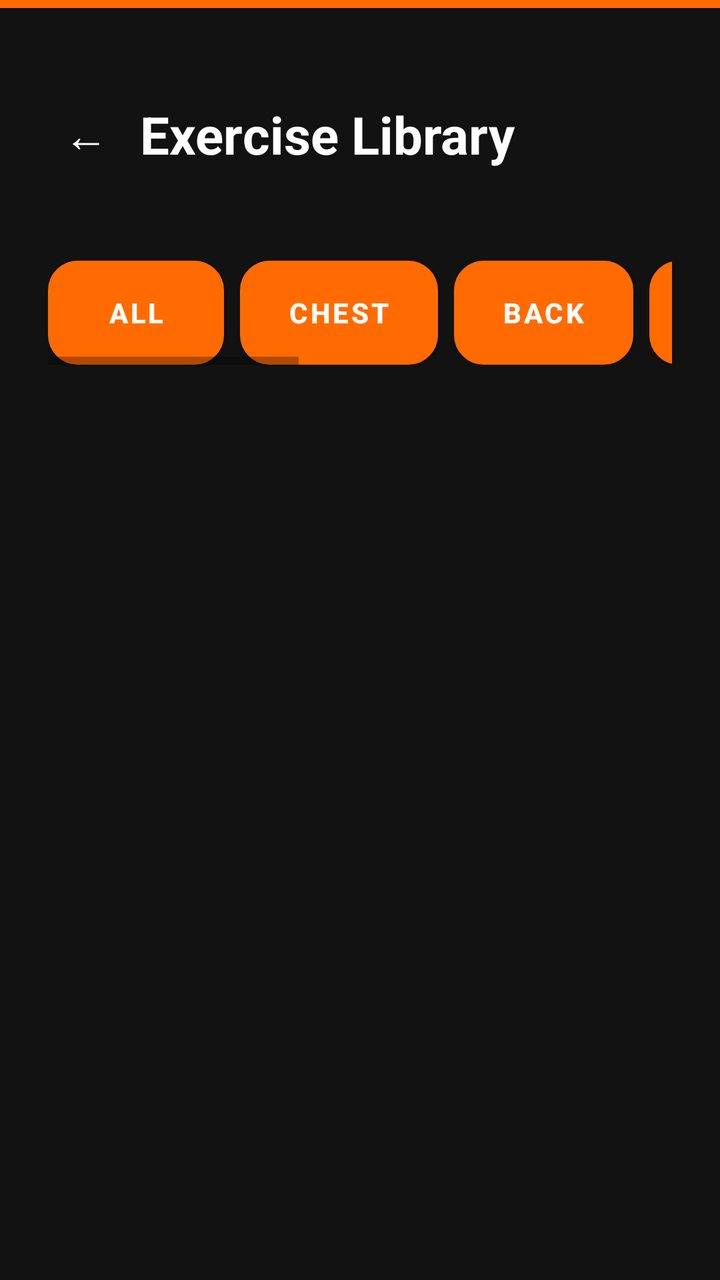
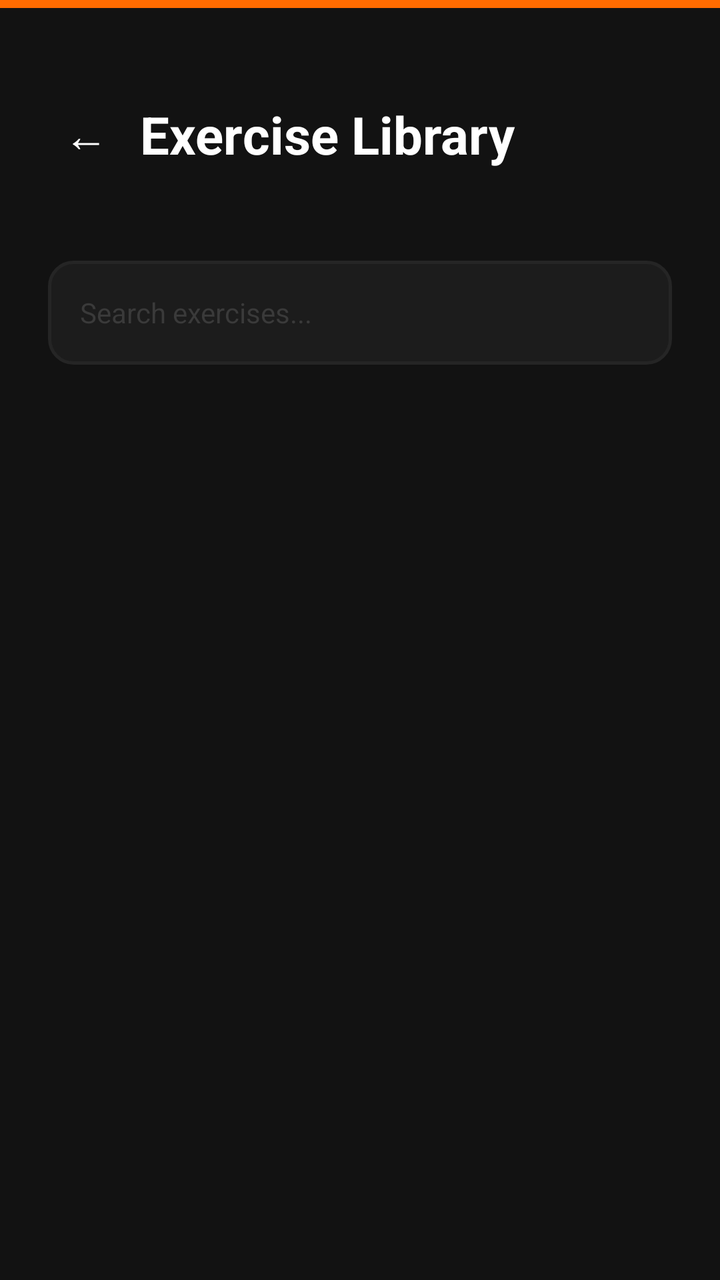

Compare the two renders of this Android layout. The source of the first and the diff that turns it into the second are given below.
<!-- AndroidManifest.xml: application theme Theme.ArcadeFitness -->
<!-- res/layout/activity_exercise_library.xml -->
<?xml version="1.0" encoding="utf-8"?>
<LinearLayout xmlns:android="http://schemas.android.com/apk/res/android"
    android:layout_width="match_parent"
    android:layout_height="match_parent"
    android:background="@color/bg_primary"
    android:orientation="vertical">

    <View
        android:layout_width="match_parent"
        android:layout_height="@dimen/top_bar_height"
        android:background="@color/orange_primary" />

    <LinearLayout
        android:layout_width="match_parent"
        android:layout_height="wrap_content"
        android:orientation="horizontal"
        android:gravity="center_vertical"
        android:padding="@dimen/screen_padding_h"
        android:layout_marginTop="@dimen/space_md">

        <TextView
            android:id="@+id/btnBack"
            android:layout_width="wrap_content"
            android:layout_height="wrap_content"
            android:text="←"
            android:textSize="22sp"
            android:textColor="@color/text_primary"
            android:padding="@dimen/space_sm" />

        <TextView
            android:layout_width="0dp"
            android:layout_height="wrap_content"
            android:layout_weight="1"
            android:text="Exercise Library"
            style="@style/Text.Hero"
            android:layout_marginStart="@dimen/space_sm" />
    </LinearLayout>

    <HorizontalScrollView
        android:layout_width="match_parent"
        android:layout_height="wrap_content"
        android:layout_marginTop="@dimen/space_md"
        android:paddingHorizontal="@dimen/screen_padding_h"
        android:overScrollMode="never">

        <LinearLayout
            android:id="@+id/layoutFilters"
            android:layout_width="wrap_content"
            android:layout_height="wrap_content"
            android:orientation="horizontal">

            <Button android:id="@+id/btnFilterAll" style="@style/Button.Secondary" android:layout_width="wrap_content" android:layout_height="wrap_content" android:text="All" android:layout_marginEnd="@dimen/space_sm" />
            <Button android:id="@+id/btnFilterChest" style="@style/Button.Secondary" android:layout_width="wrap_content" android:layout_height="wrap_content" android:text="Chest" android:layout_marginEnd="@dimen/space_sm" />
            <Button android:id="@+id/btnFilterBack" style="@style/Button.Secondary" android:layout_width="wrap_content" android:layout_height="wrap_content" android:text="Back" android:layout_marginEnd="@dimen/space_sm" />
            <Button android:id="@+id/btnFilterShoulders" style="@style/Button.Secondary" android:layout_width="wrap_content" android:layout_height="wrap_content" android:text="Shoulders" android:layout_marginEnd="@dimen/space_sm" />
            <Button android:id="@+id/btnFilterLegs" style="@style/Button.Secondary" android:layout_width="wrap_content" android:layout_height="wrap_content" android:text="Legs" android:layout_marginEnd="@dimen/space_sm" />
            <Button android:id="@+id/btnFilterArms" style="@style/Button.Secondary" android:layout_width="wrap_content" android:layout_height="wrap_content" android:text="Arms" android:layout_marginEnd="@dimen/space_sm" />
            <Button android:id="@+id/btnFilterCore" style="@style/Button.Secondary" android:layout_width="wrap_content" android:layout_height="wrap_content" android:text="Core" android:layout_marginEnd="@dimen/space_sm" />
            <Button android:id="@+id/btnFilterFullBody" style="@style/Button.Secondary" android:layout_width="wrap_content" android:layout_height="wrap_content" android:text="Full Body" />
        </LinearLayout>
    </HorizontalScrollView>

    <FrameLayout
        android:layout_width="match_parent"
        android:layout_height="0dp"
        android:layout_weight="1"
        android:layout_marginTop="@dimen/space_md">

        <androidx.recyclerview.widget.RecyclerView
            android:id="@+id/rvExercises"
            android:layout_width="match_parent"
            android:layout_height="match_parent"
            android:paddingHorizontal="@dimen/screen_padding_h"
            android:clipToPadding="false"
            android:overScrollMode="never" />

        <LinearLayout
            android:id="@+id/layoutEmpty"
            android:layout_width="match_parent"
            android:layout_height="match_parent"
            android:gravity="center"
            android:orientation="vertical"
            android:visibility="gone"
            android:padding="@dimen/space_xl">

            <TextView
                android:layout_width="80dp"
                android:layout_height="80dp"
                android:gravity="center"
                android:text="💪"
                android:textSize="40sp"
                android:background="@drawable/bg_logo_tile" />

            <TextView
                android:layout_width="wrap_content"
                android:layout_height="wrap_content"
                android:text="No exercises found"
                android:textSize="15sp"
                android:textColor="@color/text_muted"
                android:gravity="center"
                android:layout_marginTop="@dimen/space_lg" />
        </LinearLayout>
    </FrameLayout>

</LinearLayout>
<!-- resources referenced by this layout -->
<resources>
  <color name="bg_primary">#121212</color>
  <color name="orange_primary">#FF6B00</color>
  <color name="text_muted">#555555</color>
  <color name="text_primary">#FFFFFF</color>
  <dimen name="screen_padding_h">24dp</dimen>
  <dimen name="space_lg">24dp</dimen>
  <dimen name="space_md">16dp</dimen>
  <dimen name="space_sm">8dp</dimen>
  <dimen name="space_xl">32dp</dimen>
  <dimen name="top_bar_height">4dp</dimen>
  <!-- drawable bg_logo_tile (drawable) -->
  <?xml version="1.0" encoding="utf-8"?>
  <shape xmlns:android="http://schemas.android.com/apk/res/android"
      android:shape="rectangle">
      <solid android:color="@color/orange_primary" />
      <corners android:radius="@dimen/radius_logo" />
  </shape>
  <style name="Button.Secondary">
          <item name="android:background">@drawable/bg_button_secondary</item>
          <item name="android:textColor">@color/text_primary</item>
          <item name="android:textSize">@dimen/text_md</item>
          <item name="android:textStyle">bold</item>
          <item name="android:gravity">center</item>
          <item name="android:minHeight">@dimen/button_height</item>
          <item name="android:paddingStart">24dp</item>
          <item name="android:paddingEnd">24dp</item>
      </style>
  <style name="Text.Hero">
          <item name="android:textSize">@dimen/text_hero</item>
          <item name="android:textStyle">bold</item>
          <item name="android:textColor">@color/text_primary</item>
          <item name="android:lineSpacingMultiplier">1.2</item>
      </style>
  <style name="Theme.ArcadeFitness" parent="Theme.MaterialComponents.DayNight.NoActionBar">
          <item name="colorPrimary">@color/orange_primary</item>
          <item name="colorPrimaryVariant">@color/orange_dark</item>
          <item name="colorOnPrimary">@color/white</item>
          <item name="colorSecondary">@color/orange_light</item>
          <item name="colorOnSecondary">@color/white</item>
          <item name="android:windowBackground">@color/bg_primary</item>
          <item name="android:statusBarColor">@color/status_bar</item>
          <item name="android:navigationBarColor">@color/nav_bar</item>
          <item name="android:windowLightStatusBar">false</item>
          <item name="android:textColor">@color/text_primary</item>
      </style>
  <dimen name="radius_logo">22dp</dimen>
  <!-- drawable bg_button_secondary (drawable) -->
  <?xml version="1.0" encoding="utf-8"?>
  <selector xmlns:android="http://schemas.android.com/apk/res/android">
      <item android:state_pressed="true">
          <shape android:shape="rectangle">
              <solid android:color="@color/bg_elevated" />
              <stroke android:width="1.5dp" android:color="@color/border_active" />
              <corners android:radius="@dimen/radius_button" />
          </shape>
      </item>
      <item>
          <shape android:shape="rectangle">
              <solid android:color="@color/bg_card" />
              <stroke android:width="1.5dp" android:color="@color/border_default" />
              <corners android:radius="@dimen/radius_button" />
          </shape>
      </item>
  </selector>
  <dimen name="text_md">14sp</dimen>
  <dimen name="button_height">52dp</dimen>
  <dimen name="text_hero">26sp</dimen>
  <color name="orange_dark">#CC5500</color>
  <color name="white">#FFFFFF</color>
  <color name="orange_light">#FF8C33</color>
  <color name="status_bar">#121212</color>
  <color name="nav_bar">#161616</color>
  <color name="bg_elevated">#252525</color>
  <color name="border_active">#FF6B00</color>
  <dimen name="radius_button">14dp</dimen>
  <color name="bg_card">#1A1A1A</color>
  <color name="border_default">#252525</color>
</resources>

<!-- the commit's change to res/layout/activity_exercise_library.xml (unified diff, before → after) -->
@@ -1,105 +1,24 @@
-<?xml version="1.0" encoding="utf-8"?>
-<LinearLayout xmlns:android="http://schemas.android.com/apk/res/android"
-    android:layout_width="match_parent"
-    android:layout_height="match_parent"
-    android:background="@color/bg_primary"
-    android:orientation="vertical">
-
-    <View
-        android:layout_width="match_parent"
-        android:layout_height="@dimen/top_bar_height"
-        android:background="@color/orange_primary" />
-
-    <LinearLayout
-        android:layout_width="match_parent"
-        android:layout_height="wrap_content"
-        android:orientation="horizontal"
-        android:gravity="center_vertical"
-        android:padding="@dimen/screen_padding_h"
-        android:layout_marginTop="@dimen/space_md">
-
-        <TextView
-            android:id="@+id/btnBack"
-            android:layout_width="wrap_content"
-            android:layout_height="wrap_content"
-            android:text="←"
-            android:textSize="22sp"
-            android:textColor="@color/text_primary"
-            android:padding="@dimen/space_sm" />
-
-        <TextView
-            android:layout_width="0dp"
-            android:layout_height="wrap_content"
-            android:layout_weight="1"
-            android:text="Exercise Library"
-            style="@style/Text.Hero"
-            android:layout_marginStart="@dimen/space_sm" />
+<LinearLayout xmlns:android="http://schemas.android.com/apk/res/android" android:layout_width="match_parent" android:layout_height="match_parent" android:background="@color/bg_primary" android:orientation="vertical">
+    <View android:layout_width="match_parent" android:layout_height="@dimen/top_bar_height" android:background="@color/orange_primary"/>
+    
+    <LinearLayout android:layout_width="match_parent" android:layout_height="wrap_content" android:orientation="horizontal" android:gravity="center_vertical" android:padding="@dimen/screen_padding_h" android:layout_marginTop="@dimen/space_md">
+        <TextView android:id="@+id/btnBack" android:layout_width="wrap_content" android:layout_height="wrap_content" android:text="←" android:textSize="22sp" android:textColor="@color/text_primary" android:padding="@dimen/space_sm"/>
+        <TextView android:layout_width="0dp" android:layout_height="wrap_content" android:layout_weight="1" android:text="Exercise Library" style="@style/Text.Hero" android:layout_marginStart="@dimen/space_sm"/>
     </LinearLayout>
-
-    <HorizontalScrollView
-        android:layout_width="match_parent"
-        android:layout_height="wrap_content"
-        android:layout_marginTop="@dimen/space_md"
-        android:paddingHorizontal="@dimen/screen_padding_h"
-        android:overScrollMode="never">
-
-        <LinearLayout
-            android:id="@+id/layoutFilters"
-            android:layout_width="wrap_content"
-            android:layout_height="wrap_content"
-            android:orientation="horizontal">
-
-            <Button android:id="@+id/btnFilterAll" style="@style/Button.Secondary" android:layout_width="wrap_content" android:layout_height="wrap_content" android:text="All" android:layout_marginEnd="@dimen/space_sm" />
-            <Button android:id="@+id/btnFilterChest" style="@style/Button.Secondary" android:layout_width="wrap_content" android:layout_height="wrap_content" android:text="Chest" android:layout_marginEnd="@dimen/space_sm" />
-            <Button android:id="@+id/btnFilterBack" style="@style/Button.Secondary" android:layout_width="wrap_content" android:layout_height="wrap_content" android:text="Back" android:layout_marginEnd="@dimen/space_sm" />
-            <Button android:id="@+id/btnFilterShoulders" style="@style/Button.Secondary" android:layout_width="wrap_content" android:layout_height="wrap_content" android:text="Shoulders" android:layout_marginEnd="@dimen/space_sm" />
-            <Button android:id="@+id/btnFilterLegs" style="@style/Button.Secondary" android:layout_width="wrap_content" android:layout_height="wrap_content" android:text="Legs" android:layout_marginEnd="@dimen/space_sm" />
-            <Button android:id="@+id/btnFilterArms" style="@style/Button.Secondary" android:layout_width="wrap_content" android:layout_height="wrap_content" android:text="Arms" android:layout_marginEnd="@dimen/space_sm" />
-            <Button android:id="@+id/btnFilterCore" style="@style/Button.Secondary" android:layout_width="wrap_content" android:layout_height="wrap_content" android:text="Core" android:layout_marginEnd="@dimen/space_sm" />
-            <Button android:id="@+id/btnFilterFullBody" style="@style/Button.Secondary" android:layout_width="wrap_content" android:layout_height="wrap_content" android:text="Full Body" />
-        </LinearLayout>
+    
+    <FrameLayout android:layout_width="match_parent" android:layout_height="wrap_content" android:layout_marginHorizontal="@dimen/screen_padding_h" android:layout_marginTop="@dimen/space_md" android:layout_marginBottom="@dimen/space_sm">
+        <EditText android:id="@+id/etSearch" style="@style/Input.Dark" android:layout_width="match_parent" android:layout_height="wrap_content" android:hint="Search exercises..." android:maxLines="1" android:imeOptions="actionSearch"/>
+    </FrameLayout>
+    
+    <HorizontalScrollView android:layout_width="match_parent" android:layout_height="wrap_content" android:layout_marginBottom="@dimen/space_sm" android:paddingHorizontal="@dimen/screen_padding_h" android:overScrollMode="never">
+        <LinearLayout android:id="@+id/layoutFilters" android:layout_width="wrap_content" android:layout_height="wrap_content" android:orientation="horizontal"/>
     </HorizontalScrollView>
-
-    <FrameLayout
-        android:layout_width="match_parent"
-        android:layout_height="0dp"
-        android:layout_weight="1"
-        android:layout_marginTop="@dimen/space_md">
-
-        <androidx.recyclerview.widget.RecyclerView
-            android:id="@+id/rvExercises"
-            android:layout_width="match_parent"
-            android:layout_height="match_parent"
-            android:paddingHorizontal="@dimen/screen_padding_h"
-            android:clipToPadding="false"
-            android:overScrollMode="never" />
-
-        <LinearLayout
-            android:id="@+id/layoutEmpty"
-            android:layout_width="match_parent"
-            android:layout_height="match_parent"
-            android:gravity="center"
-            android:orientation="vertical"
-            android:visibility="gone"
-            android:padding="@dimen/space_xl">
-
-            <TextView
-                android:layout_width="80dp"
-                android:layout_height="80dp"
-                android:gravity="center"
-                android:text="💪"
-                android:textSize="40sp"
-                android:background="@drawable/bg_logo_tile" />
-
-            <TextView
-                android:layout_width="wrap_content"
-                android:layout_height="wrap_content"
-                android:text="No exercises found"
-                android:textSize="15sp"
-                android:textColor="@color/text_muted"
-                android:gravity="center"
-                android:layout_marginTop="@dimen/space_lg" />
-        </LinearLayout>
-    </FrameLayout>
-
+    
+    <androidx.recyclerview.widget.RecyclerView android:id="@+id/rvExercises" android:layout_width="match_parent" android:layout_height="0dp" android:layout_weight="1" android:paddingHorizontal="@dimen/screen_padding_h" android:paddingTop="@dimen/space_sm" android:clipToPadding="false" android:overScrollMode="never"/>
+    
+    <LinearLayout android:id="@+id/layoutEmpty" android:layout_width="match_parent" android:layout_height="0dp" android:layout_weight="1" android:gravity="center" android:orientation="vertical" android:visibility="gone" android:padding="@dimen/space_xl">
+        <TextView android:layout_width="wrap_content" android:layout_height="wrap_content" android:text="💪" android:textSize="48sp" android:gravity="center"/>
+        <TextView android:layout_width="wrap_content" android:layout_height="wrap_content" android:text="No exercises found" android:textSize="15sp" android:textColor="@color/text_muted" android:gravity="center" android:layout_marginTop="@dimen/space_lg"/>
+        <TextView android:layout_width="wrap_content" android:layout_height="wrap_content" android:text="Try a different filter or search term" android:textSize="12sp" android:textColor="@color/text_disabled" android:gravity="center" android:layout_marginTop="@dimen/space_xs"/>
+    </LinearLayout>
 </LinearLayout>
<!-- resource entries referenced after the edit -->
@@ -2,6 +2,7 @@
 <resources>
   <color name="bg_primary">#121212</color>
   <color name="orange_primary">#FF6B00</color>
+  <color name="text_disabled">#444444</color>
   <color name="text_muted">#555555</color>
   <color name="text_primary">#FFFFFF</color>
   <dimen name="screen_padding_h">24dp</dimen>
@@ -9,23 +10,18 @@
   <dimen name="space_md">16dp</dimen>
   <dimen name="space_sm">8dp</dimen>
   <dimen name="space_xl">32dp</dimen>
+  <dimen name="space_xs">4dp</dimen>
   <dimen name="top_bar_height">4dp</dimen>
-  <!-- drawable bg_logo_tile (drawable) -->
-  <?xml version="1.0" encoding="utf-8"?>
-  <shape xmlns:android="http://schemas.android.com/apk/res/android"
-      android:shape="rectangle">
-      <solid android:color="@color/orange_primary" />
-      <corners android:radius="@dimen/radius_logo" />
-  </shape>
-  <style name="Button.Secondary">
-          <item name="android:background">@drawable/bg_button_secondary</item>
+  <style name="Input.Dark">
+          <item name="android:background">@drawable/bg_input_default</item>
           <item name="android:textColor">@color/text_primary</item>
+          <item name="android:textColorHint">@color/text_hint</item>
           <item name="android:textSize">@dimen/text_md</item>
-          <item name="android:textStyle">bold</item>
-          <item name="android:gravity">center</item>
-          <item name="android:minHeight">@dimen/button_height</item>
-          <item name="android:paddingStart">24dp</item>
-          <item name="android:paddingEnd">24dp</item>
+          <item name="android:paddingStart">16dp</item>
+          <item name="android:paddingEnd">16dp</item>
+          <item name="android:paddingTop">14dp</item>
+          <item name="android:paddingBottom">14dp</item>
+          <item name="android:minHeight">@dimen/input_height</item>
       </style>
   <style name="Text.Hero">
           <item name="android:textSize">@dimen/text_hero</item>
@@ -45,37 +41,25 @@
           <item name="android:windowLightStatusBar">false</item>
           <item name="android:textColor">@color/text_primary</item>
       </style>
-  <dimen name="radius_logo">22dp</dimen>
-  <!-- drawable bg_button_secondary (drawable) -->
+  <!-- drawable bg_input_default (drawable) -->
   <?xml version="1.0" encoding="utf-8"?>
-  <selector xmlns:android="http://schemas.android.com/apk/res/android">
-      <item android:state_pressed="true">
-          <shape android:shape="rectangle">
-              <solid android:color="@color/bg_elevated" />
-              <stroke android:width="1.5dp" android:color="@color/border_active" />
-              <corners android:radius="@dimen/radius_button" />
-          </shape>
-      </item>
-      <item>
-          <shape android:shape="rectangle">
-              <solid android:color="@color/bg_card" />
-              <stroke android:width="1.5dp" android:color="@color/border_default" />
-              <corners android:radius="@dimen/radius_button" />
-          </shape>
-      </item>
-  </selector>
+  <shape xmlns:android="http://schemas.android.com/apk/res/android"
+      android:shape="rectangle">
+      <solid android:color="@color/bg_input" />
+      <stroke android:width="1.5dp" android:color="@color/border_default" />
+      <corners android:radius="@dimen/radius_input" />
+  </shape>
+  <color name="text_hint">#3A3A3A</color>
   <dimen name="text_md">14sp</dimen>
-  <dimen name="button_height">52dp</dimen>
+  <dimen name="input_height">52dp</dimen>
   <dimen name="text_hero">26sp</dimen>
   <color name="orange_dark">#CC5500</color>
   <color name="white">#FFFFFF</color>
   <color name="orange_light">#FF8C33</color>
   <color name="status_bar">#121212</color>
   <color name="nav_bar">#161616</color>
-  <color name="bg_elevated">#252525</color>
-  <color name="border_active">#FF6B00</color>
-  <dimen name="radius_button">14dp</dimen>
-  <color name="bg_card">#1A1A1A</color>
+  <color name="bg_input">#1C1C1C</color>
   <color name="border_default">#252525</color>
+  <dimen name="radius_input">12dp</dimen>
 </resources>
 
